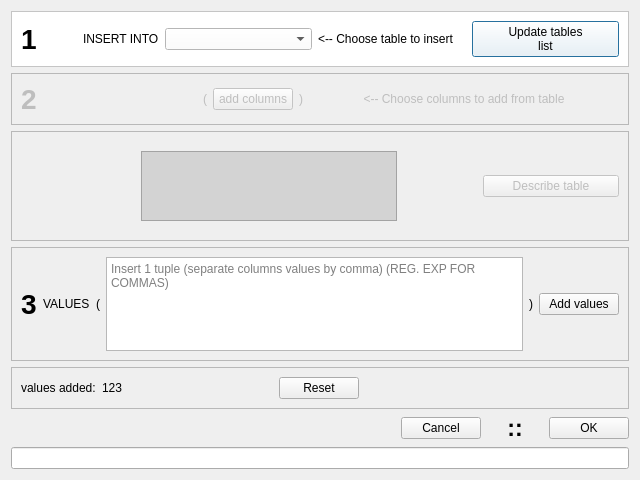
Before: the Qt Designer form createtupleconstructor.ui in TiReks33/adb-explorer, drawn with Qt 5.
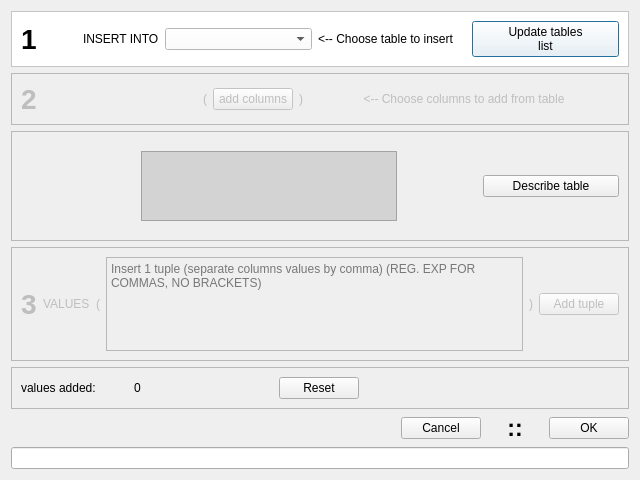
After: the same form once the commit is applied.

Commit message: 25 -- tuple constructor wip(pre- reg.exp for tuples insert); table constructor 1)attributes counter and 2)erase() method added;

```diff
--- a/createtupleconstructor.ui
+++ b/createtupleconstructor.ui
@@ -234,7 +234,7 @@
     </widget>
    </item>
    <item>
-    <widget class="QFrame" name="frame_6">
+    <widget class="QFrame" name="frame_3">
      <property name="frameShape">
       <enum>QFrame::StyledPanel</enum>
      </property>
@@ -312,7 +312,7 @@
       <item>
        <widget class="QPushButton" name="describeButton">
         <property name="enabled">
-         <bool>false</bool>
+         <bool>true</bool>
         </property>
         <property name="sizePolicy">
          <sizepolicy hsizetype="Minimum" vsizetype="Fixed">
@@ -335,7 +335,10 @@
     </widget>
    </item>
    <item>
-    <widget class="QFrame" name="frame_3">
+    <widget class="QFrame" name="frame_4">
+     <property name="enabled">
+      <bool>false</bool>
+     </property>
      <property name="frameShape">
       <enum>QFrame::StyledPanel</enum>
      </property>
@@ -404,7 +407,7 @@
          </sizepolicy>
         </property>
         <property name="placeholderText">
-         <string>Insert 1 tuple (separate columns values by comma) (REG. EXP FOR COMMAS)</string>
+         <string>Insert 1 tuple (separate columns values by comma) (REG. EXP FOR COMMAS, NO BRACKETS)</string>
         </property>
        </widget>
       </item>
@@ -430,7 +433,7 @@
          </sizepolicy>
         </property>
         <property name="text">
-         <string>Add values</string>
+         <string>Add tuple</string>
         </property>
        </widget>
       </item>
@@ -474,7 +477,10 @@
          </sizepolicy>
         </property>
         <property name="text">
-         <string>123</string>
+         <string>0</string>
+        </property>
+        <property name="alignment">
+         <set>Qt::AlignCenter</set>
         </property>
        </widget>
       </item>
```
Left out of the diff: 2 changed lines with no effect on the pictures. The commit also changes 12 other files.
